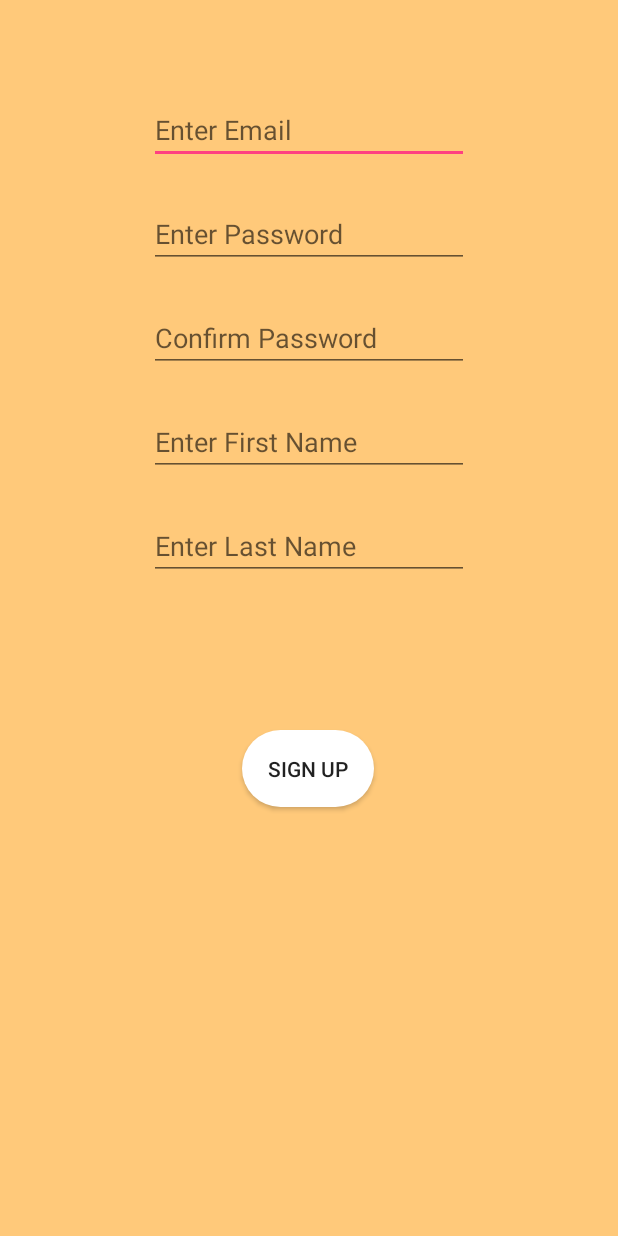
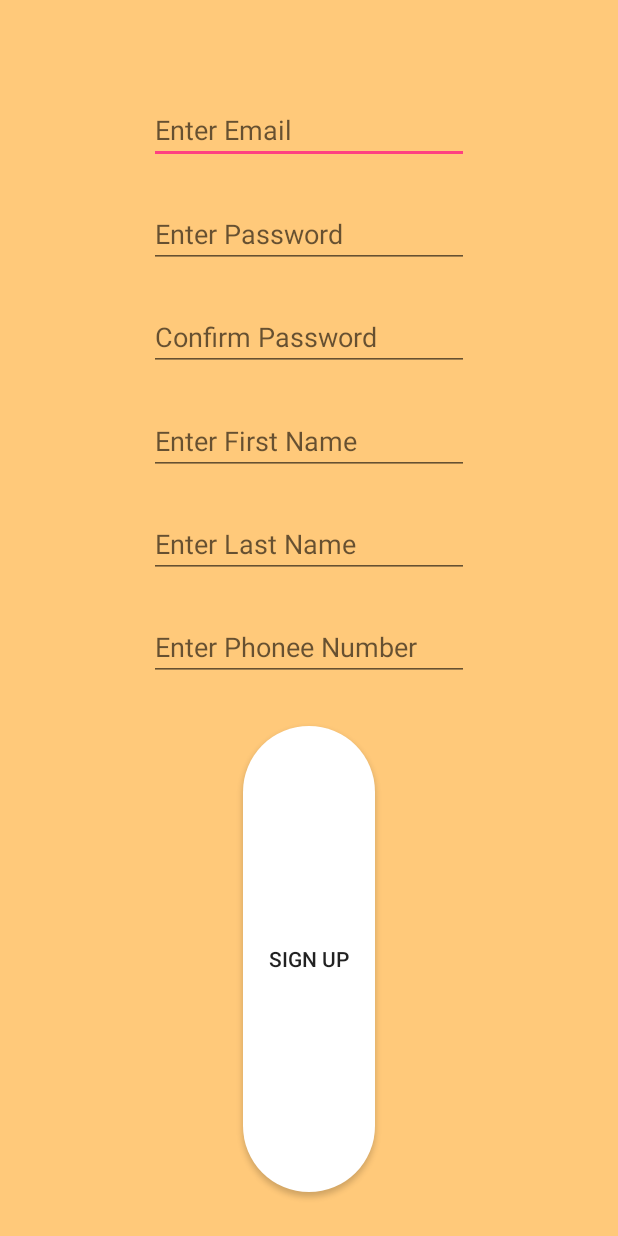
Before and after one commit to chesterCervantes/Peas1, an Android app: the signUp screen opened directly, with no data from a screen before it, on a phone screen of 412 x 824 dp. Run offline under Robolectric (Android 15) with nearby library versions, the phone set to English and light mode, and no system bars.

Commit message:
add phone number input

```diff
--- a/app/src/main/res/layout/activity_sign_up.xml
+++ b/app/src/main/res/layout/activity_sign_up.xml
@@ -7,16 +7,18 @@
     android:background="#ffc97a"
 
     tools:context="com.example.chester.peas1.signUp"
-    tools:layout_editor_absoluteY="81dp">
+    tools:layout_editor_absoluteY="25dp">
 
     <EditText
         android:id="@+id/email"
         android:layout_width="wrap_content"
         android:layout_height="wrap_content"
+        android:layout_marginBottom="24dp"
         android:layout_marginTop="64dp"
         android:ems="10"
         android:hint="Enter Email"
         android:inputType="textEmailAddress"
+        app:layout_constraintBottom_toTopOf="@+id/password"
         app:layout_constraintEnd_toEndOf="parent"
         app:layout_constraintStart_toStartOf="parent"
         app:layout_constraintTop_toTopOf="parent" />
@@ -25,10 +27,11 @@
         android:id="@+id/password"
         android:layout_width="wrap_content"
         android:layout_height="wrap_content"
-        android:layout_marginTop="24dp"
+        android:layout_marginBottom="23dp"
         android:ems="10"
         android:hint="Enter Password"
         android:inputType="textPassword"
+        app:layout_constraintBottom_toTopOf="@+id/confirmPassword"
         app:layout_constraintStart_toStartOf="@+id/email"
         app:layout_constraintTop_toBottomOf="@+id/email" />
 
@@ -36,10 +39,11 @@
         android:id="@+id/confirmPassword"
         android:layout_width="wrap_content"
         android:layout_height="wrap_content"
-        android:layout_marginTop="24dp"
+        android:layout_marginBottom="24dp"
         android:ems="10"
         android:hint="Confirm Password"
         android:inputType="textPassword"
+        app:layout_constraintBottom_toTopOf="@+id/firstName"
         app:layout_constraintStart_toStartOf="@+id/password"
         app:layout_constraintTop_toBottomOf="@+id/password" />
 
@@ -47,10 +51,11 @@
         android:id="@+id/firstName"
         android:layout_width="wrap_content"
         android:layout_height="wrap_content"
-        android:layout_marginTop="24dp"
+        android:layout_marginBottom="23dp"
         android:ems="10"
         android:hint="Enter First Name"
         android:inputType="text"
+        app:layout_constraintBottom_toTopOf="@+id/lastName"
         app:layout_constraintStart_toStartOf="@+id/confirmPassword"
         app:layout_constraintTop_toBottomOf="@+id/confirmPassword" />
 
@@ -58,23 +63,36 @@
         android:id="@+id/lastName"
         android:layout_width="wrap_content"
         android:layout_height="wrap_content"
-        android:layout_marginTop="24dp"
+        android:layout_marginBottom="23dp"
         android:ems="10"
         android:hint="Enter Last Name"
         android:inputType="text"
+        app:layout_constraintBottom_toTopOf="@+id/phoneNumber"
         app:layout_constraintStart_toStartOf="@+id/firstName"
         app:layout_constraintTop_toBottomOf="@+id/firstName" />
 
     <Button
         android:id="@+id/btn_SignUp"
         android:layout_width="wrap_content"
-        android:layout_height="51dp"
-        android:layout_marginTop="308dp"
+        android:layout_height="0dp"
+        android:layout_marginBottom="29dp"
         android:background="@drawable/round_button"
         android:text="Sign Up"
+        app:layout_constraintBottom_toBottomOf="parent"
         app:layout_constraintEnd_toEndOf="parent"
-        app:layout_constraintHorizontal_bias="0.498"
         app:layout_constraintStart_toStartOf="parent"
-        app:layout_constraintTop_toBottomOf="@+id/password" />
+        app:layout_constraintTop_toBottomOf="@+id/phoneNumber" />
+
+    <EditText
+        android:id="@+id/phoneNumber"
+        android:layout_width="wrap_content"
+        android:layout_height="wrap_content"
+        android:layout_marginBottom="30dp"
+        android:ems="10"
+        android:hint="Enter Phonee Number"
+        android:inputType="number"
+        app:layout_constraintBottom_toTopOf="@+id/btn_SignUp"
+        app:layout_constraintStart_toStartOf="@+id/lastName"
+        app:layout_constraintTop_toBottomOf="@+id/lastName" />
 
 </android.support.constraint.ConstraintLayout>
```
